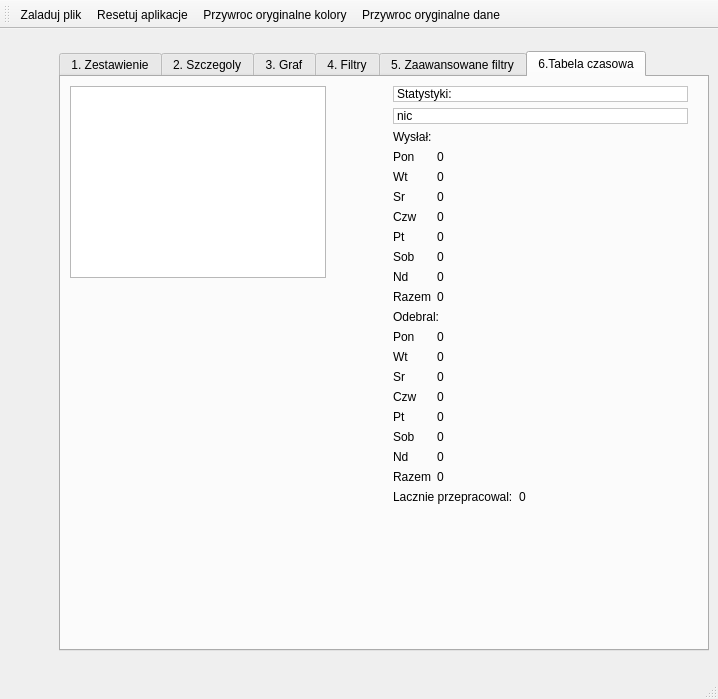
Before: the Qt Designer form src/views/mainwindow.ui in mdziekon/eiti-aisdi-business-relations-analysis, drawn with Qt 5.
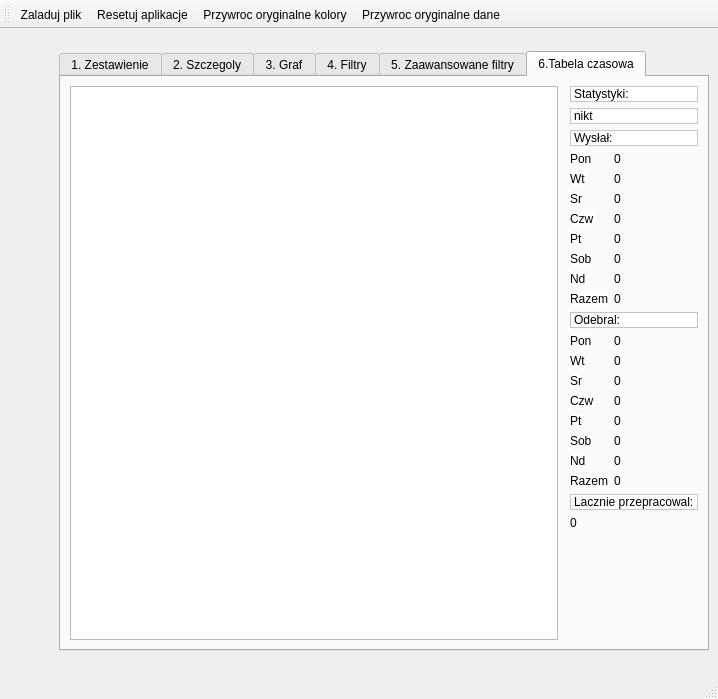
After: the same form once the commit is applied. Icons and pictures are not drawn.

```diff
--- a/src/views/mainwindow.ui
+++ b/src/views/mainwindow.ui
@@ -690,25 +690,11 @@
      <attribute name="title">
       <string>6.Tabela czasowa</string>
      </attribute>
-     <widget class="QListWidget" name="listWidget_people">
-      <property name="geometry">
-       <rect>
-        <x>9</x>
-        <y>9</y>
-        <width>256</width>
-        <height>192</height>
-       </rect>
-      </property>
-     </widget>
-     <widget class="QWidget" name="">
-      <property name="geometry">
-       <rect>
-        <x>326</x>
-        <y>9</y>
-        <width>301</width>
-        <height>6889</height>
-       </rect>
-      </property>
+     <layout class="QGridLayout" name="gridLayout_6">
+      <item row="0" column="0">
+       <widget class="QListWidget" name="listWidget_people"/>
+      </item>
+      <item row="0" column="1">
       <layout class="QFormLayout" name="formLayout_personstatistic">
        <property name="fieldGrowthPolicy">
         <enum>QFormLayout::AllNonFixedFieldsGrow</enum>
@@ -735,12 +721,18 @@
           <enum>QFrame::StyledPanel</enum>
          </property>
          <property name="text">
-          <string>nic</string>
+           <string>nikt</string>
          </property>
         </widget>
        </item>
        <item row="2" column="1">
         <widget class="QLabel" name="label_5">
+          <property name="styleSheet">
+           <string notr="true">QLabel { background-color : white;}</string>
+          </property>
+          <property name="frameShape">
+           <enum>QFrame::StyledPanel</enum>
+          </property>
          <property name="text">
           <string>Wysłał:</string>
          </property>
@@ -753,6 +745,9 @@
          </property>
          <item row="0" column="0">
           <widget class="QLabel" name="label_6">
+            <property name="styleSheet">
+             <string notr="true">QLabel { background-color : white;}</string>
+            </property>
            <property name="text">
             <string>Pon</string>
            </property>
@@ -774,6 +769,9 @@
          </item>
          <item row="1" column="0">
           <widget class="QLabel" name="label_9">
+            <property name="styleSheet">
+             <string notr="true">QLabel { background-color : white;}</string>
+            </property>
            <property name="text">
             <string>Wt</string>
            </property>
@@ -781,6 +779,9 @@
          </item>
          <item row="2" column="0">
           <widget class="QLabel" name="label_10">
+            <property name="styleSheet">
+             <string notr="true">QLabel { background-color : white;}</string>
+            </property>
            <property name="text">
             <string>Sr</string>
            </property>
@@ -795,6 +796,9 @@
          </item>
          <item row="3" column="0">
           <widget class="QLabel" name="label_12">
+            <property name="styleSheet">
+             <string notr="true">QLabel { background-color : white;}</string>
+            </property>
            <property name="text">
             <string>Czw</string>
            </property>
@@ -809,6 +813,9 @@
          </item>
          <item row="5" column="0">
           <widget class="QLabel" name="label_14">
+            <property name="styleSheet">
+             <string notr="true">QLabel { background-color : white;}</string>
+            </property>
            <property name="text">
             <string>Sob</string>
            </property>
@@ -823,6 +830,9 @@
          </item>
          <item row="4" column="0">
           <widget class="QLabel" name="label_16">
+            <property name="styleSheet">
+             <string notr="true">QLabel { background-color : white;}</string>
+            </property>
            <property name="text">
             <string>Pt</string>
            </property>
@@ -837,6 +847,9 @@
          </item>
          <item row="6" column="0">
           <widget class="QLabel" name="label_18">
+            <property name="styleSheet">
+             <string notr="true">QLabel { background-color : white;}</string>
+            </property>
            <property name="text">
             <string>Nd</string>
            </property>
@@ -851,6 +864,9 @@
          </item>
          <item row="7" column="0">
           <widget class="QLabel" name="label_8">
+            <property name="styleSheet">
+             <string notr="true">QLabel { background-color : white;}</string>
+            </property>
            <property name="text">
             <string>Razem</string>
            </property>
@@ -867,6 +883,12 @@
        </item>
        <item row="4" column="1">
         <widget class="QLabel" name="label_20">
+          <property name="styleSheet">
+           <string notr="true">QLabel { background-color : white;}</string>
+          </property>
+          <property name="frameShape">
+           <enum>QFrame::StyledPanel</enum>
+          </property>
          <property name="text">
           <string>Odebral:</string>
          </property>
@@ -879,6 +901,9 @@
          </property>
          <item row="0" column="0">
           <widget class="QLabel" name="label_7">
+            <property name="styleSheet">
+             <string notr="true">QLabel { background-color : white;}</string>
+            </property>
            <property name="text">
             <string>Pon</string>
            </property>
@@ -893,6 +918,9 @@
          </item>
          <item row="1" column="0">
           <widget class="QLabel" name="label_11">
+            <property name="styleSheet">
+             <string notr="true">QLabel { background-color : white;}</string>
+            </property>
            <property name="text">
             <string>Wt</string>
            </property>
@@ -907,6 +935,9 @@
          </item>
          <item row="2" column="0">
           <widget class="QLabel" name="label_15">
+            <property name="styleSheet">
+             <string notr="true">QLabel { background-color : white;}</string>
+            </property>
            <property name="text">
             <string>Sr</string>
            </property>
@@ -921,6 +952,9 @@
          </item>
          <item row="3" column="0">
           <widget class="QLabel" name="label_19">
+            <property name="styleSheet">
+             <string notr="true">QLabel { background-color : white;}</string>
+            </property>
            <property name="text">
             <string>Czw</string>
            </property>
@@ -935,6 +969,9 @@
          </item>
          <item row="4" column="0">
           <widget class="QLabel" name="label_22">
+            <property name="styleSheet">
+             <string notr="true">QLabel { background-color : white;}</string>
+            </property>
            <property name="text">
             <string>Pt</string>
            </property>
@@ -949,6 +986,9 @@
          </item>
          <item row="5" column="0">
           <widget class="QLabel" name="label_24">
+            <property name="styleSheet">
+             <string notr="true">QLabel { background-color : white;}</string>
+            </property>
            <property name="text">
             <string>Sob</string>
            </property>
@@ -963,6 +1003,9 @@
          </item>
          <item row="6" column="0">
           <widget class="QLabel" name="label_26">
+            <property name="styleSheet">
+             <string notr="true">QLabel { background-color : white;}</string>
+            </property>
            <property name="text">
             <string>Nd</string>
            </property>
@@ -984,6 +1027,9 @@
          </item>
          <item row="7" column="0">
           <widget class="QLabel" name="label_21">
+            <property name="styleSheet">
+             <string notr="true">QLabel { background-color : white;}</string>
+            </property>
            <property name="text">
             <string>Razem</string>
            </property>
@@ -998,12 +1044,20 @@
          </property>
          <item row="0" column="0">
           <widget class="QLabel" name="label_13">
+            <property name="styleSheet">
+             <string notr="true">QLabel { background-color : white;}</string>
+            </property>
+            <property name="frameShape">
+             <enum>QFrame::StyledPanel</enum>
+            </property>
            <property name="text">
             <string>Lacznie przepracowal:</string>
            </property>
           </widget>
          </item>
-         <item row="0" column="1">
+         </layout>
+        </item>
+        <item row="7" column="1">
           <widget class="QLabel" name="label_averageworktime">
            <property name="text">
             <string>0</string>
@@ -1013,7 +1067,6 @@
         </layout>
        </item>
       </layout>
-     </widget>
     </widget>
    </widget>
   </widget>
```
Lines whose indentation alone changed are shown as unchanged.
